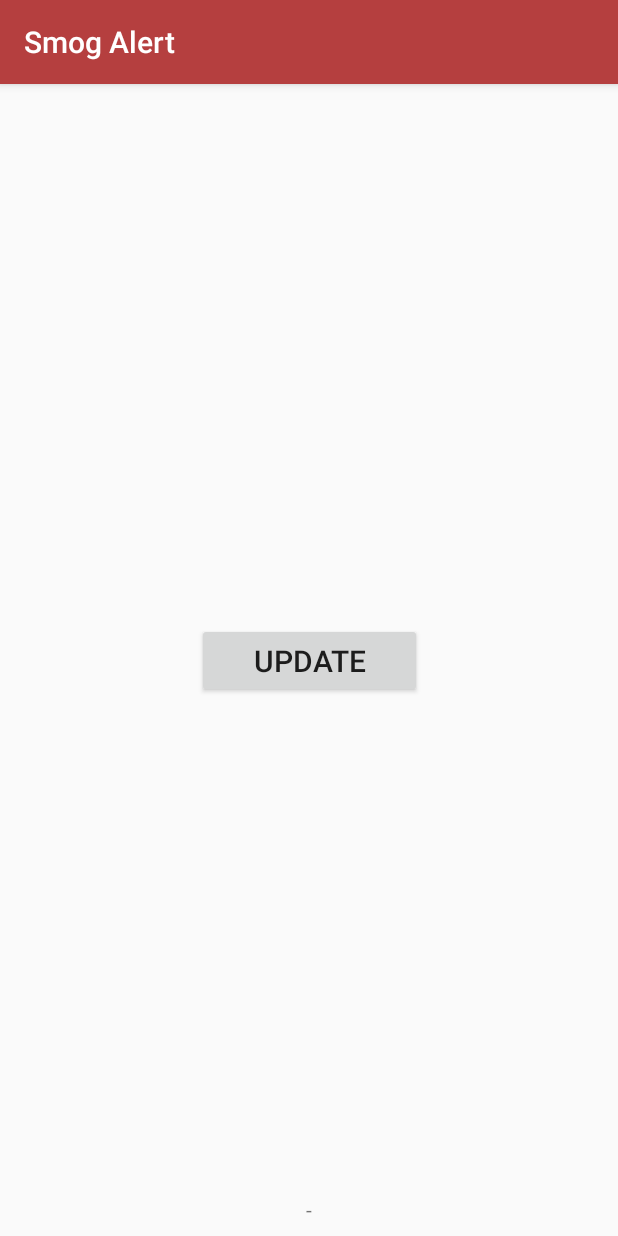
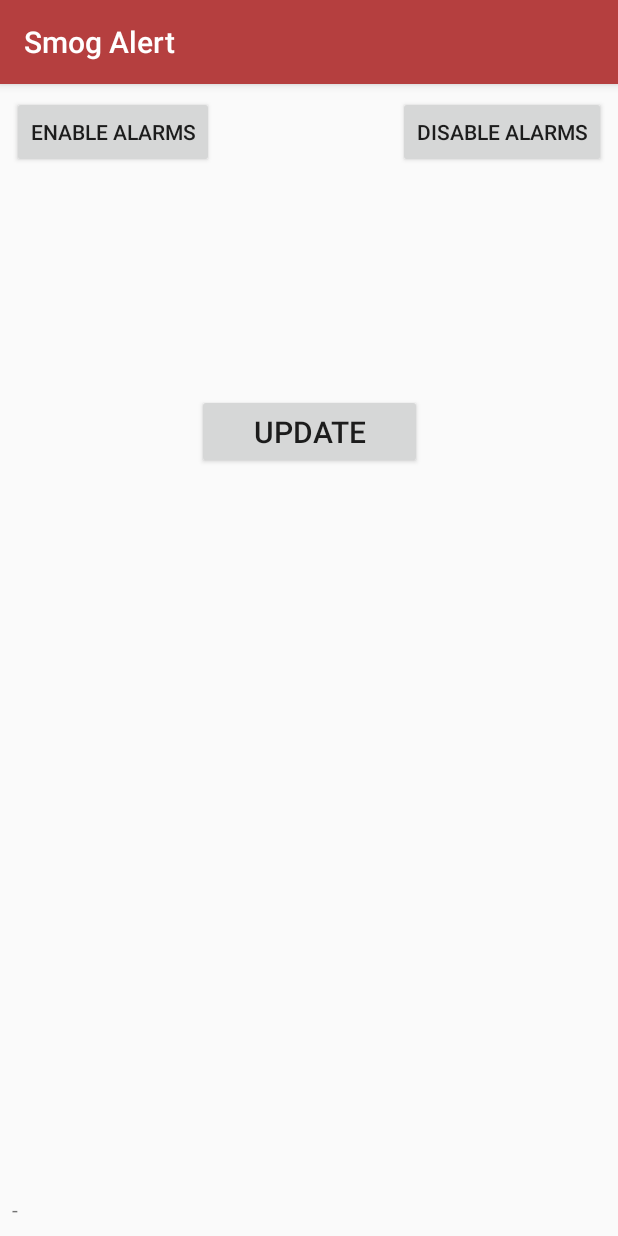
Before and after one commit to pksokolowski/Smog-Alert, an Android app: the screen it shows after launch (MainActivity), on a phone screen of 412 x 824 dp. Run offline under Robolectric (Android 15) with nearby library versions, the phone set to English and light mode, and no system bars; our stand-ins replace Dagger/Hilt's generated code, Room's generated code.

Commit message:
implement alarms and basic business logic
The app is now capable of displaying periodic notifications with up to
date air quality data. This can be turned on and off in MainActivity.

```diff
--- a/app/src/main/java/com/github/pksokolowski/smogalert/MainActivityViewModel.kt
+++ b/app/src/main/java/com/github/pksokolowski/smogalert/MainActivityViewModel.kt
@@ -4,11 +4,12 @@ import android.arch.lifecycle.LiveData
 import android.arch.lifecycle.MutableLiveData
 import android.arch.lifecycle.ViewModel
 import android.os.AsyncTask
+import com.github.pksokolowski.smogalert.alarms.AlarmHelper
 import com.github.pksokolowski.smogalert.database.AirQualityLog
 import com.github.pksokolowski.smogalert.repository.AirQualityLogsRepository
 import javax.inject.Inject
 
-class MainActivityViewModel @Inject constructor(private val airQualityLogsRepository: AirQualityLogsRepository) : ViewModel() {
+class MainActivityViewModel @Inject constructor(private val airQualityLogsRepository: AirQualityLogsRepository, private val alarmHelper: AlarmHelper) : ViewModel() {
     private val airQualityInfo = MutableLiveData<AirQualityLog>()
 
     fun getAirQualityInfo(): LiveData<AirQualityLog> {
@@ -18,6 +19,10 @@ class MainActivityViewModel @Inject constructor(private val airQualityLogsReposi
     fun checkCurrentAirQuality() {
         val task = AirQualityDataFetcher(airQualityLogsRepository, airQualityInfo)
         task.execute()
+    }
+
+    fun setAlarmsEnabled(enabled: Boolean){
+        alarmHelper.setAlarmsEnabled(enabled)
     }
 
     private class AirQualityDataFetcher(private val repo: AirQualityLogsRepository, private val outputLiveData: MutableLiveData<AirQualityLog>) : AsyncTask<Void, Void, AirQualityLog>() {
--- /dev/null
+++ b/app/src/main/java/com/github/pksokolowski/smogalert/notifications/NotificationHelper.kt
@@ -0,0 +1,63 @@
+package com.github.pksokolowski.smogalert.notifications
+
+import android.app.*
+import android.content.Context
+import android.content.Intent
+import android.os.Build
+import android.support.v4.app.NotificationCompat
+import com.github.pksokolowski.smogalert.R
+import com.github.pksokolowski.smogalert.database.AirQualityLog
+import com.github.pksokolowski.smogalert.di.PerApp
+import javax.inject.Inject
+import android.app.PendingIntent
+import com.github.pksokolowski.smogalert.MainActivity
+import com.github.pksokolowski.smogalert.utils.TimeHelper
+
+
+@PerApp
+class NotificationHelper @Inject constructor(private val context: Application) {
+
+    init {
+        createNotificationChannels()
+    }
+
+    fun showAlert(airQualityLog: AirQualityLog) {
+        val message = "id: ${airQualityLog.id}, AQ: ${airQualityLog.airQualityIndex}, stationId: ${airQualityLog.stationId}, err: ${airQualityLog.errorCode}, time: ${TimeHelper.getTimeStampString(airQualityLog.timeStamp)}"
+
+        val b = NotificationCompat.Builder(context, CHANNEL_ID_ALERTS)
+                .setContentText(message)
+                .setVisibility(Notification.VISIBILITY_PUBLIC)
+                .setSmallIcon(R.drawable.ic_warning_white_24dp)
+                .setContentIntent(getOpenMainActivityPendingIntent(context))
+
+        val notification = b.build()
+        val notificationManager = context.getSystemService(Context.NOTIFICATION_SERVICE) as NotificationManager
+
+        notificationManager.notify(NOTIFICATION_ID_ALERT, notification)
+    }
+
+    private fun getOpenMainActivityPendingIntent(context: Context): PendingIntent {
+        val notificationIntent = Intent(context, MainActivity::class.java)
+        notificationIntent.addFlags(Intent.FLAG_ACTIVITY_NEW_TASK or Intent.FLAG_ACTIVITY_SINGLE_TOP)
+        return PendingIntent.getActivity(context, 0, notificationIntent, PendingIntent.FLAG_CANCEL_CURRENT)
+    }
+
+    private fun createNotificationChannels() {
+        if (Build.VERSION.SDK_INT >= Build.VERSION_CODES.O) {
+            val name = context.getString(R.string.notification_channel_alerts_title)
+            val description = context.getString(R.string.notification_channel_alerts_description)
+
+            val importance = NotificationManager.IMPORTANCE_DEFAULT
+            val channel = NotificationChannel(CHANNEL_ID_ALERTS, name, importance)
+            channel.description = description
+
+            val notificationManager = context.getSystemService(NotificationManager::class.java)
+            notificationManager!!.createNotificationChannel(channel)
+        }
+    }
+
+    companion object {
+        const val CHANNEL_ID_ALERTS = "alerts"
+        const val NOTIFICATION_ID_ALERT = 0
+    }
+}
--- /dev/null
+++ b/app/src/main/res/drawable/ic_warning_white_24dp.xml
@@ -0,0 +1,5 @@
+<vector android:height="24dp"
+    android:viewportHeight="24.0" android:viewportWidth="24.0"
+    android:width="24dp" xmlns:android="http://schemas.android.com/apk/res/android">
+    <path android:fillColor="#ffffff" android:pathData="M1,21h22L12,2 1,21zM13,18h-2v-2h2v2zM13,14h-2v-4h2v4z"/>
+</vector>
--- a/app/src/main/res/layout/activity_main.xml
+++ b/app/src/main/res/layout/activity_main.xml
@@ -17,11 +17,12 @@
         app:layout_constraintBottom_toBottomOf="parent"
         app:layout_constraintLeft_toLeftOf="parent"
         app:layout_constraintRight_toRightOf="parent"
-        app:layout_constraintTop_toTopOf="parent" />
+        app:layout_constraintTop_toTopOf="parent"
+        app:layout_constraintVertical_bias="0.288" />
 
     <TextView
         android:id="@+id/textView"
-        android:layout_width="wrap_content"
+        android:layout_width="0dp"
         android:layout_height="wrap_content"
         android:layout_marginBottom="8dp"
         android:layout_marginEnd="8dp"
@@ -31,4 +32,27 @@
         app:layout_constraintEnd_toEndOf="parent"
         app:layout_constraintStart_toStartOf="parent" />
 
+    <Button
+        android:id="@+id/enable_alarms_button"
+        android:layout_width="wrap_content"
+        android:layout_height="wrap_content"
+        android:layout_marginEnd="8dp"
+        android:layout_marginStart="8dp"
+        android:layout_marginTop="8dp"
+        android:text="enable alarms"
+        app:layout_constraintEnd_toStartOf="@+id/disable_alarms_button"
+        app:layout_constraintHorizontal_bias="0.0"
+        app:layout_constraintStart_toStartOf="parent"
+        app:layout_constraintTop_toTopOf="parent" />
+
+    <Button
+        android:id="@+id/disable_alarms_button"
+        android:layout_width="wrap_content"
+        android:layout_height="wrap_content"
+        android:layout_marginEnd="8dp"
+        android:layout_marginTop="8dp"
+        android:text="disable alarms"
+        app:layout_constraintEnd_toEndOf="parent"
+        app:layout_constraintTop_toTopOf="parent" />
+
 </android.support.constraint.ConstraintLayout>
--- a/app/src/main/res/values/strings.xml
+++ b/app/src/main/res/values/strings.xml
@@ -1,3 +1,5 @@
 <resources>
     <string name="app_name">Smog Alert</string>
+    <string name="notification_channel_alerts_title">Smog alerts</string>
+    <string name="notification_channel_alerts_description">Notifications letting you know about poor air quality</string>
 </resources>
```
Also changed, not shown: app/src/main/AndroidManifest.xml (+15 -0 lines), app/src/main/java/com/github/pksokolowski/smogalert/MainActivity.kt (+21 -1 lines), app/src/main/java/com/github/pksokolowski/smogalert/alarms/AirQualityChecker.kt (added, +50 -0 lines), app/src/main/java/com/github/pksokolowski/smogalert/alarms/AlarmHelper.kt (added, +84 -0 lines), app/src/main/java/com/github/pksokolowski/smogalert/alarms/AlarmReceiver.kt (added, +31 -0 lines), app/src/main/java/com/github/pksokolowski/smogalert/alarms/BootFinishedReceiver.kt (added, +41 -0 lines), app/src/main/java/com/github/pksokolowski/smogalert/di/BroadcastReceiverModule.kt (+8 -6 lines), app/src/main/java/com/github/pksokolowski/smogalert/utils/TimeHelper.kt (added, +18 -0 lines), 1 other file.
